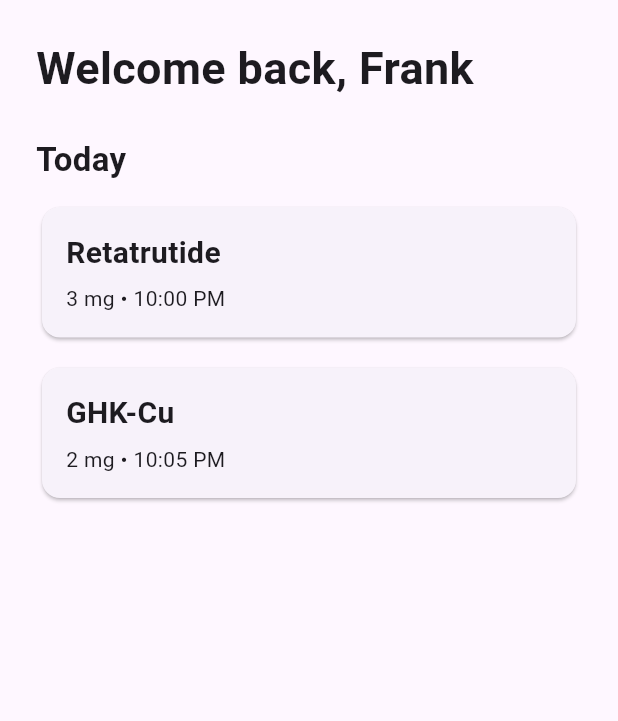
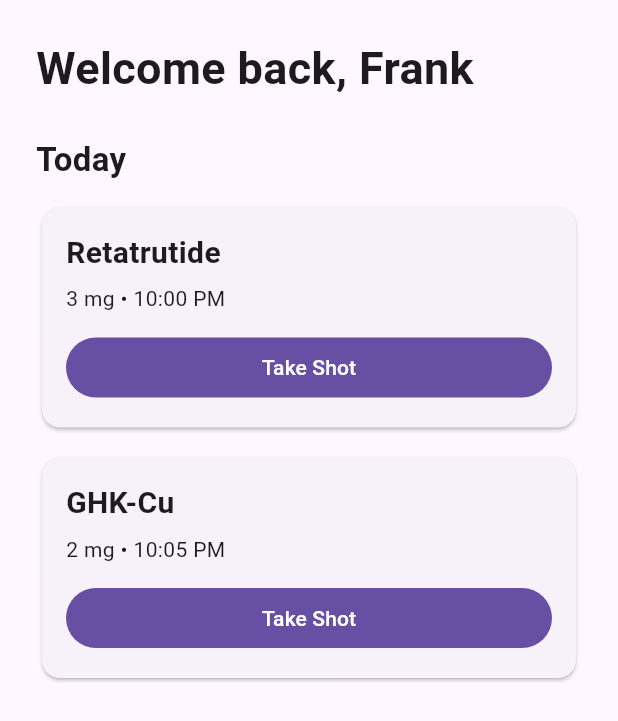
Before and after one commit to Pandler77/project-ghost, a Flutter app: the screen it shows after launch, on a phone screen of 412 x 824 dp. Shown: the top 721 px of the screen. Run offline on Flutter 3.47's test engine with Material 3 defaults, Android fonts, the phone set to English and light mode, and no system bars.

Commit message:
Track protocol completion state

```diff
--- a/lib/models/protocol.dart
+++ b/lib/models/protocol.dart
@@ -1,11 +1,14 @@
 class Protocol {
-  const Protocol({
+  Protocol({
     required this.name,
     required this.dose,
     required this.time,
+    this.isTaken = false,
   });
 
     final String name;
     final String dose;
     final String time;
+
+    bool isTaken;
 }
--- a/lib/screens/dashboard_screen.dart
+++ b/lib/screens/dashboard_screen.dart
@@ -4,24 +4,29 @@ import '../models/protocol.dart';
 import '../widgets/dashboard_header.dart';
 import '../widgets/protocol_card.dart';
 
-class DashboardScreen extends StatelessWidget {
+class DashboardScreen extends StatefulWidget {
   const DashboardScreen({super.key});
 
   @override
-  Widget build(BuildContext context) {
+  State<DashboardScreen> createState() => _DashboardScreenState();
+}
+
+class _DashboardScreenState extends State<DashboardScreen> {
   final protocols = [
-      const Protocol(
+    Protocol(
       name: 'Retatrutide',
       dose: '3 mg',
       time: '10:00 PM',
     ),
-      const Protocol(
+    Protocol(
       name: 'GHK-Cu',
       dose: '2 mg',
       time: '10:05 PM',
     ),
   ];
 
+  @override
+  Widget build(BuildContext context) {
     return Scaffold(
       body: SafeArea(
         child: ListView(
@@ -38,7 +43,15 @@ class DashboardScreen extends StatelessWidget {
             ),
             const SizedBox(height: 12),
             for (final protocol in protocols) ...[
-              ProtocolCard(protocol: protocol),
+              ProtocolCard(
+                protocol: protocol,
+                isTaken: protocol.isTaken,
+                onPressed: () {
+                  setState(() {
+                    protocol.isTaken = true;
+                  });
+                },
+              ),
               const SizedBox(height: 12),
             ],
           ],
--- a/lib/widgets/protocol_card.dart
+++ b/lib/widgets/protocol_card.dart
@@ -5,10 +5,14 @@ import '../models/protocol.dart';
 class ProtocolCard extends StatelessWidget {
   const ProtocolCard({
     required this.protocol,
+    required this.isTaken,
+    required this.onPressed,
     super.key,
   });
 
   final Protocol protocol;
+  final bool isTaken;
+  final VoidCallback onPressed;
 
   @override
   Widget build(BuildContext context) {
@@ -27,6 +31,16 @@ class ProtocolCard extends StatelessWidget {
             ),
             const SizedBox(height: 6),
             Text('${protocol.dose} • ${protocol.time}'),
+            const SizedBox(height: 12),
+            SizedBox(
+              width: double.infinity,
+              child: FilledButton(
+                onPressed: isTaken ? null : onPressed,
+                child: Text(
+                  isTaken ? '✓ Taken' : 'Take Shot',
+                ),
+              ),
+            ),
           ],
         ),
       ),
```
Also changed, not shown: lib/widgets/counter_demo.dart (added, +37 -0 lines). Lines whose indentation alone changed are shown as unchanged.
